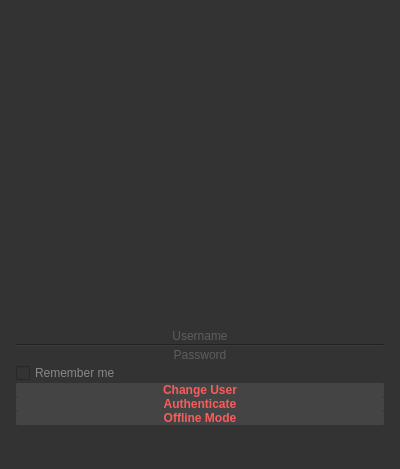
This is src/presentation/forms/authenticationview.ui in othieno/itchio-app as Qt 5 draws it before an edit. The edited form follows.
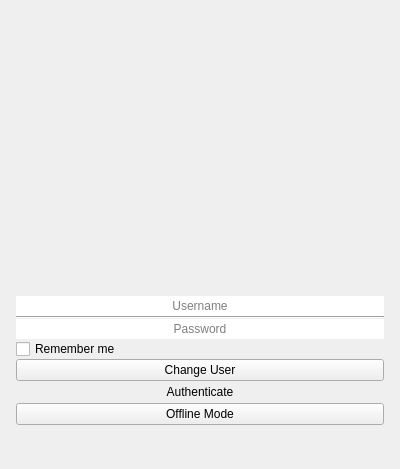
This is the edited form. Icons and pictures are not drawn.

The edit to the form file:
```diff
--- a/src/presentation/forms/authenticationview.ui
+++ b/src/presentation/forms/authenticationview.ui
@@ -14,61 +14,7 @@
    <string>Authentication</string>
   </property>
   <property name="styleSheet">
-   <string notr="true">*
-{
-	color:#888;
-	font:400 11pt &quot;Lato&quot;;
-	background:#333;
-}
-QLineEdit,
-QPushButton
-{
-	height:2em;
-}
-QLineEdit
-{
-	padding:0.25em 0;
-}
-QLineEdit:focus
-{
-	color:#FFF;
-}
-QPushButton
-{
-	margin:0.25em 0;
-	padding:0.25em 0;
-	text-transform:uppercase;
-	border:0;
-	border-radius:2px;
-	color:#FA5C5C;
-	background:#444;
-/*
-	color:#FFF;
-	color:#888;
-	background:#FA5C5C;
-*/
-	font-weight:900;
-}
-QPushButton:!enabled
-{
-	color:#888;
-/*
-	color:#FA5C5C;
-	background:#444;
-*/
-}
-QPushButton:hover
-{
-	color:#FFF;
-	background:#E94B4B;
-	color:#333;
-	background:#FA5C5C;
-}
-#statusMessage
-{
-	font-size:9pt;
-}
-</string>
+   <string notr="true"/>
   </property>
   <layout class="QVBoxLayout" name="authenticationViewLayout">
    <property name="spacing">
@@ -229,6 +175,15 @@
      <property name="text">
       <string>Authenticate</string>
      </property>
+     <property name="autoDefault">
+      <bool>false</bool>
+     </property>
+     <property name="default">
+      <bool>true</bool>
+     </property>
+     <property name="flat">
+      <bool>true</bool>
+     </property>
     </widget>
    </item>
    <item>
```
Left out of the diff: 6 changed lines with no effect on the pictures.
